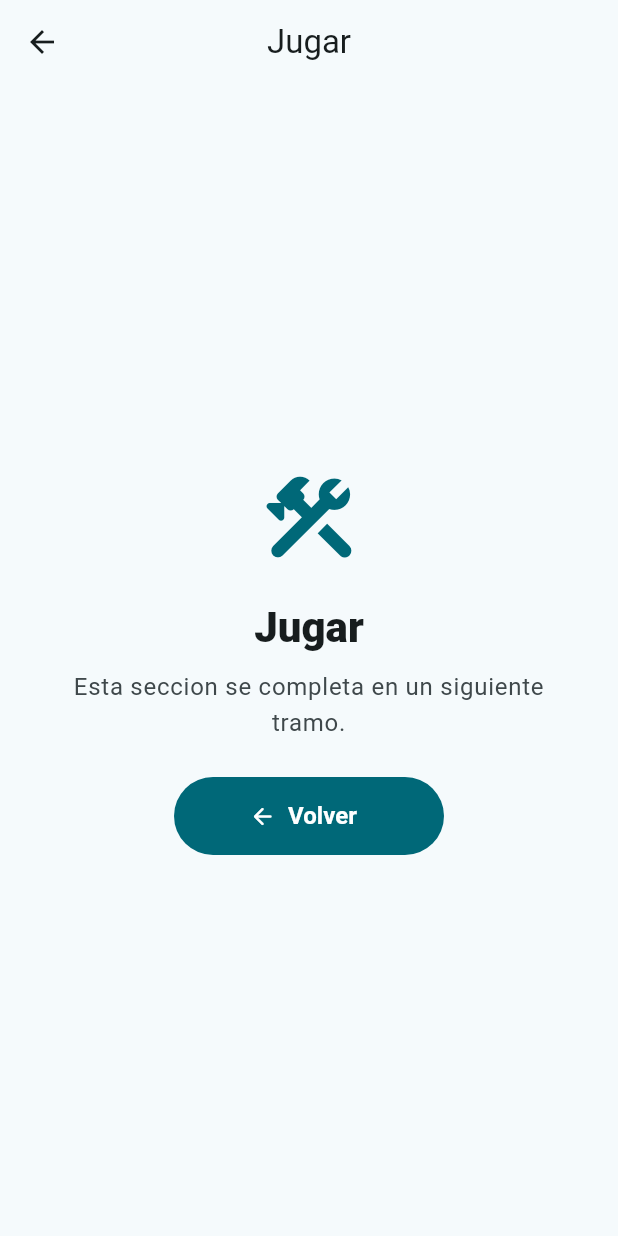
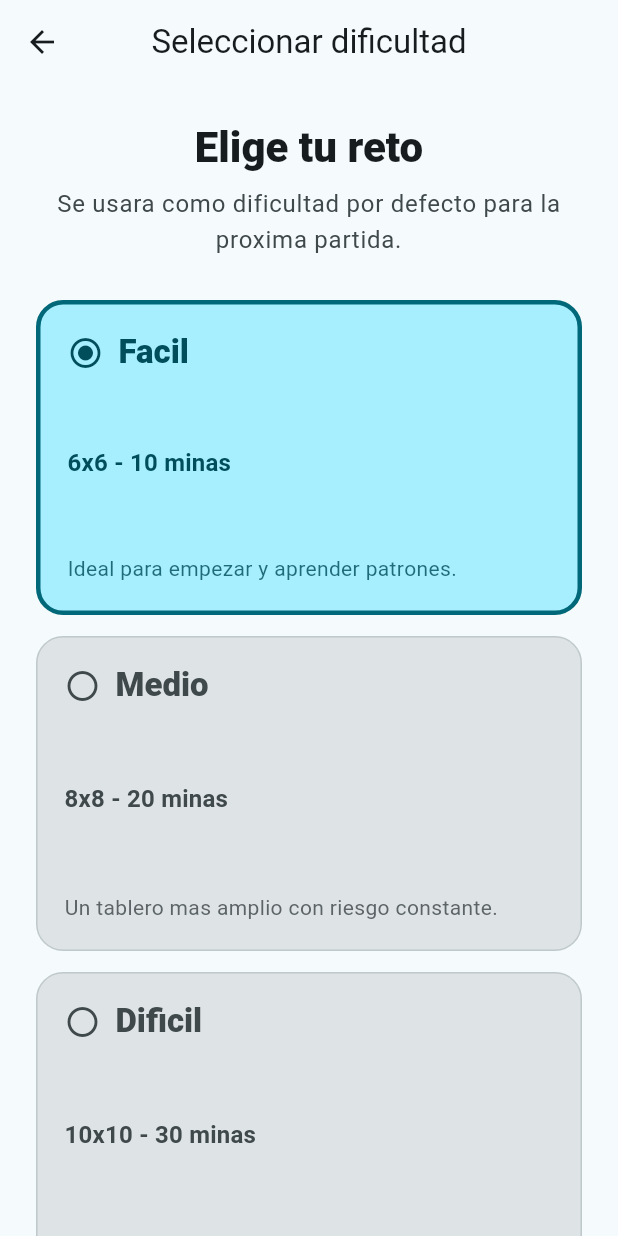
Before and after one commit to biancazullo/Buscaminas, a Flutter app: the screen it shows after launch, after a tap on "Jugar", on a phone screen of 412 x 824 dp. Run offline on Flutter 3.47's test engine with Material 3 defaults, Android fonts, the phone set to English and light mode, and no system bars; our stand-ins replace animate_do, shared_preferences.

Commit message:
Selector de dificultades

```diff
--- a/lib/app/app_dependencies.dart
+++ b/lib/app/app_dependencies.dart
@@ -5,6 +5,7 @@ import '../data/repositories/high_score_repository.dart';
 import '../data/repositories/settings_repository.dart';
 import '../data/services/high_score_storage_service.dart';
 import '../data/services/settings_storage_service.dart';
+import '../domain/models/game_settings.dart';
 import '../ui/core/view_models/app_view_model.dart';
 import '../ui/features/game/view_models/game_view_model.dart';
 import '../ui/features/high_scores/view_models/high_scores_view_model.dart';
@@ -58,8 +59,10 @@ class AppDependencies {
     return SettingsViewModel(settingsRepository: settingsRepository);
   }
 
-  GameViewModel createGameViewModel() {
-    return GameViewModel();
+  GameViewModel createGameViewModel({
+    GameSettings initialSettings = const GameSettings(),
+  }) {
+    return GameViewModel(initialSettings: initialSettings);
   }
 
   HighScoresViewModel createHighScoresViewModel() {
--- /dev/null
+++ b/lib/ui/features/game/views/difficulty_selection_view.dart
@@ -0,0 +1,242 @@
+import 'package:flutter/material.dart';
+
+import '../../../../app/app_dependencies.dart';
+import '../../../../domain/models/difficulty.dart';
+import '../../../core/view_models/app_view_model.dart';
+import 'game_view.dart';
+
+class DifficultySelectionView extends StatefulWidget {
+  const DifficultySelectionView({super.key, required this.appViewModel});
+
+  final AppViewModel appViewModel;
+
+  @override
+  State<DifficultySelectionView> createState() =>
+      _DifficultySelectionViewState();
+}
+
+class _DifficultySelectionViewState extends State<DifficultySelectionView> {
+  late Difficulty _selectedDifficulty;
+  bool _isStarting = false;
+
+  @override
+  void initState() {
+    super.initState();
+    _selectedDifficulty = widget.appViewModel.settings.difficulty;
+  }
+
+  Future<void> _startGame() async {
+    if (_isStarting) {
+      return;
+    }
+
+    setState(() => _isStarting = true);
+
+    final settings = widget.appViewModel.settings.copyWith(
+      difficulty: _selectedDifficulty,
+    );
+    await widget.appViewModel.updateSettings(settings);
+
+    if (!mounted) {
+      return;
+    }
+
+    final gameViewModel = AppDependenciesScope.of(
+      context,
+    ).createGameViewModel(initialSettings: settings);
+
+    Navigator.of(context).pushReplacement(
+      MaterialPageRoute<void>(
+        builder: (_) => GameView(viewModel: gameViewModel, settings: settings),
+      ),
+    );
+  }
+
+  @override
+  Widget build(BuildContext context) {
+    final colorScheme = Theme.of(context).colorScheme;
+
+    return Scaffold(
+      appBar: AppBar(title: const Text('Seleccionar dificultad')),
+      body: SafeArea(
+        child: LayoutBuilder(
+          builder: (context, constraints) {
+            final isWide = constraints.maxWidth >= 760;
+
+            return Center(
+              child: SingleChildScrollView(
+                padding: const EdgeInsets.all(24),
+                child: ConstrainedBox(
+                  constraints: const BoxConstraints(maxWidth: 920),
+                  child: Column(
+                    crossAxisAlignment: CrossAxisAlignment.stretch,
+                    children: [
+                      Text(
+                        'Elige tu reto',
+                        key: const ValueKey('difficulty-title'),
+                        textAlign: TextAlign.center,
+                        style: Theme.of(context).textTheme.headlineMedium
+                            ?.copyWith(fontWeight: FontWeight.w900),
+                      ),
+                      const SizedBox(height: 8),
+                      Text(
+                        'Se usara como dificultad por defecto para la proxima partida.',
+                        textAlign: TextAlign.center,
+                        style: Theme.of(context).textTheme.bodyLarge?.copyWith(
+                          color: colorScheme.onSurfaceVariant,
+                        ),
+                      ),
+                      const SizedBox(height: 28),
+                      GridView.builder(
+                        shrinkWrap: true,
+                        physics: const NeverScrollableScrollPhysics(),
+                        itemCount: Difficulty.values.length,
+                        gridDelegate: SliverGridDelegateWithFixedCrossAxisCount(
+                          crossAxisCount: isWide ? 3 : 1,
+                          mainAxisSpacing: 14,
+                          crossAxisSpacing: 14,
+                          mainAxisExtent: 210,
+                        ),
+                        itemBuilder: (context, index) {
+                          final difficulty = Difficulty.values[index];
+                          return _DifficultyOption(
+                            difficulty: difficulty,
+                            selected: _selectedDifficulty == difficulty,
+                            onSelected: () {
+                              setState(() => _selectedDifficulty = difficulty);
+                            },
+                          );
+                        },
+                      ),
+                      const SizedBox(height: 24),
+                      Align(
+                        alignment: Alignment.center,
+                        child: FilledButton.icon(
+                          key: const ValueKey('start-selected-game-button'),
+                          onPressed: _isStarting ? null : _startGame,
+                          icon: _isStarting
+                              ? const SizedBox.square(
+                                  dimension: 18,
+                                  child: CircularProgressIndicator(
+                                    strokeWidth: 2,
+                                  ),
+                                )
+                              : const Icon(Icons.play_arrow_rounded),
+                          label: Text(
+                            _isStarting
+                                ? 'Preparando'
+                                : 'Jugar ${_selectedDifficulty.label}',
+                          ),
+                        ),
+                      ),
+                    ],
+                  ),
+                ),
+              ),
+            );
+          },
+        ),
+      ),
+    );
+  }
+}
+
+class _DifficultyOption extends StatelessWidget {
+  const _DifficultyOption({
+    required this.difficulty,
+    required this.selected,
+    required this.onSelected,
+  });
+
+  final Difficulty difficulty;
+  final bool selected;
+  final VoidCallback onSelected;
+
+  @override
+  Widget build(BuildContext context) {
+    final colorScheme = Theme.of(context).colorScheme;
+    final backgroundColor = selected
+        ? colorScheme.primaryContainer
+        : colorScheme.surfaceContainerHighest;
+    final foregroundColor = selected
+        ? colorScheme.onPrimaryContainer
+        : colorScheme.onSurfaceVariant;
+
+    return Semantics(
+      button: true,
+      selected: selected,
+      child: InkWell(
+        key: ValueKey('difficulty-${difficulty.name}-option'),
+        onTap: onSelected,
+        borderRadius: BorderRadius.circular(18),
+        child: AnimatedContainer(
+          duration: const Duration(milliseconds: 160),
+          padding: const EdgeInsets.all(18),
+          decoration: BoxDecoration(
+            color: backgroundColor,
+            borderRadius: BorderRadius.circular(18),
+            border: Border.all(
+              width: selected ? 3 : 1,
+              color: selected
+                  ? colorScheme.primary
+                  : colorScheme.outlineVariant,
+            ),
+          ),
+          child: Column(
+            crossAxisAlignment: CrossAxisAlignment.start,
+            mainAxisAlignment: MainAxisAlignment.spaceBetween,
+            children: [
+              Row(
+                children: [
+                  Icon(
+                    selected
+                        ? Icons.radio_button_checked_rounded
+                        : Icons.radio_button_unchecked_rounded,
+                    color: foregroundColor,
+                  ),
+                  const SizedBox(width: 10),
+                  Expanded(
+                    child: Text(
+                      difficulty.label,
+                      maxLines: 1,
+                      overflow: TextOverflow.ellipsis,
+                      style: Theme.of(context).textTheme.titleLarge?.copyWith(
+                        color: foregroundColor,
+                        fontWeight: FontWeight.w900,
+                      ),
+                    ),
+                  ),
+                ],
+              ),
+              Text(
+                difficulty.summary,
+                maxLines: 1,
+                overflow: TextOverflow.ellipsis,
+                style: Theme.of(context).textTheme.titleMedium?.copyWith(
+                  color: foregroundColor,
+                  fontWeight: FontWeight.w700,
+                ),
+              ),
+              Text(
+                _descriptionFor(difficulty),
+                maxLines: 2,
+                overflow: TextOverflow.ellipsis,
+                style: Theme.of(context).textTheme.bodyMedium?.copyWith(
+                  color: foregroundColor.withValues(alpha: 0.82),
+                ),
+              ),
+            ],
+          ),
+        ),
+      ),
+    );
+  }
+
+  String _descriptionFor(Difficulty difficulty) {
+    return switch (difficulty) {
+      Difficulty.easy => 'Ideal para empezar y aprender patrones.',
+      Difficulty.medium => 'Un tablero mas amplio con riesgo constante.',
+      Difficulty.hard => 'Partidas rapidas, densas y exigentes.',
+    };
+  }
+}
--- a/lib/ui/features/home/views/main_menu_view.dart
+++ b/lib/ui/features/home/views/main_menu_view.dart
@@ -1,10 +1,18 @@
 import 'package:animate_do/animate_do.dart';
 import 'package:flutter/material.dart';
 
+import '../../../core/view_models/app_view_model.dart';
+import '../../game/views/difficulty_selection_view.dart';
+
 class MainMenuView extends StatelessWidget {
-  const MainMenuView({super.key, required this.animationsEnabled});
+  const MainMenuView({
+    super.key,
+    required this.animationsEnabled,
+    required this.appViewModel,
+  });
 
   final bool animationsEnabled;
+  final AppViewModel appViewModel;
 
   @override
   Widget build(BuildContext context) {
@@ -20,6 +28,7 @@ class MainMenuView extends StatelessWidget {
                   final isWide = constraints.maxWidth >= 760;
                   final menu = _MenuActions(
                     animationsEnabled: animationsEnabled,
+                    appViewModel: appViewModel,
                   );
 
                   return Center(
@@ -113,9 +122,13 @@ class _MenuHero extends StatelessWidget {
 }
 
 class _MenuActions extends StatelessWidget {
-  const _MenuActions({required this.animationsEnabled});
+  const _MenuActions({
+    required this.animationsEnabled,
+    required this.appViewModel,
+  });
 
   final bool animationsEnabled;
+  final AppViewModel appViewModel;
 
   @override
   Widget build(BuildContext context) {
@@ -124,31 +137,31 @@ class _MenuActions extends StatelessWidget {
         key: const ValueKey('play-menu-button'),
         icon: Icons.play_arrow_rounded,
         label: 'Jugar',
-        routeTitle: 'Jugar',
+        onPressed: () => _openDifficultySelection(context),
       ),
       _MenuItem(
         key: const ValueKey('scores-menu-button'),
         icon: Icons.emoji_events_rounded,
         label: 'Marcadores',
-        routeTitle: 'Marcadores',
+        onPressed: () => _openPlaceholder(context, 'Marcadores'),
       ),
       _MenuItem(
         key: const ValueKey('settings-menu-button'),
         icon: Icons.tune_rounded,
         label: 'Configuracion',
-        routeTitle: 'Configuracion',
+        onPressed: () => _openPlaceholder(context, 'Configuracion'),
       ),
       _MenuItem(
         key: const ValueKey('instructions-menu-button'),
         icon: Icons.menu_book_rounded,
         label: 'Instrucciones',
-        routeTitle: 'Instrucciones',
+        onPressed: () => _openPlaceholder(context, 'Instrucciones'),
       ),
       _MenuItem(
         key: const ValueKey('credits-menu-button'),
         icon: Icons.info_rounded,
         label: 'Creditos',
-        routeTitle: 'Creditos',
+        onPressed: () => _openPlaceholder(context, 'Creditos'),
       ),
     ];
 
@@ -168,6 +181,22 @@ class _MenuActions extends StatelessWidget {
       ],
     );
   }
+
+  void _openDifficultySelection(BuildContext context) {
+    Navigator.of(context).push(
+      MaterialPageRoute<void>(
+        builder: (_) => DifficultySelectionView(appViewModel: appViewModel),
+      ),
+    );
+  }
+
+  void _openPlaceholder(BuildContext context, String title) {
+    Navigator.of(context).push(
+      MaterialPageRoute<void>(
+        builder: (_) => PlaceholderFeatureView(title: title),
+      ),
+    );
+  }
 }
 
 class _MenuItem extends StatefulWidget {
@@ -175,12 +204,12 @@ class _MenuItem extends StatefulWidget {
     super.key,
     required this.icon,
     required this.label,
-    required this.routeTitle,
+    required this.onPressed,
   });
 
   final IconData icon;
   final String label;
-  final String routeTitle;
+  final VoidCallback onPressed;
 
   @override
   State<_MenuItem> createState() => _MenuItemState();
@@ -195,13 +224,7 @@ class _MenuItemState extends State<_MenuItem> {
       scale: _isPressed ? 0.97 : 1,
       duration: const Duration(milliseconds: 90),
       child: FilledButton.icon(
-        onPressed: () {
-          Navigator.of(context).push(
-            MaterialPageRoute<void>(
-              builder: (_) => PlaceholderFeatureView(title: widget.routeTitle),
-            ),
-          );
-        },
+        onPressed: widget.onPressed,
         onHover: (isHovered) {
           if (!mounted) {
             return;
--- a/lib/ui/features/home/views/project_shell.dart
+++ b/lib/ui/features/home/views/project_shell.dart
@@ -43,6 +43,7 @@ class _ProjectShellState extends State<ProjectShell> {
           : MainMenuView(
               key: const ValueKey('main-menu-view'),
               animationsEnabled: animationsEnabled,
+              appViewModel: widget.appViewModel,
             ),
     );
   }
```
Also changed, not shown: lib/ui/features/game/views/game_view.dart (added, +250 -0 lines), 1 other file.
